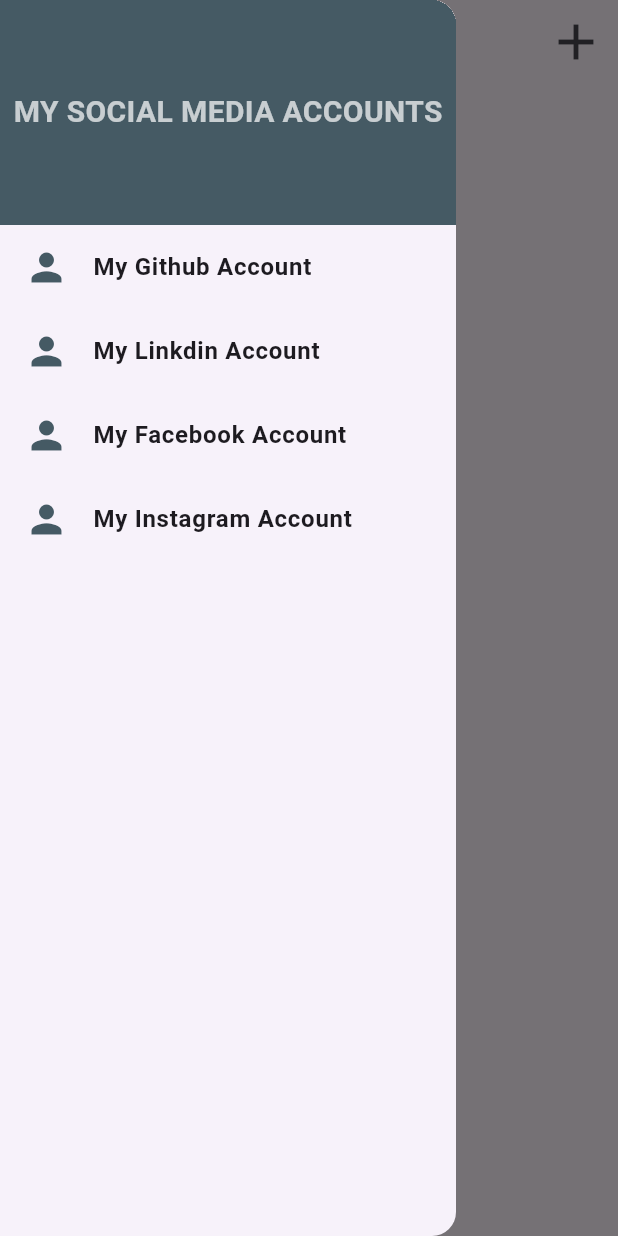
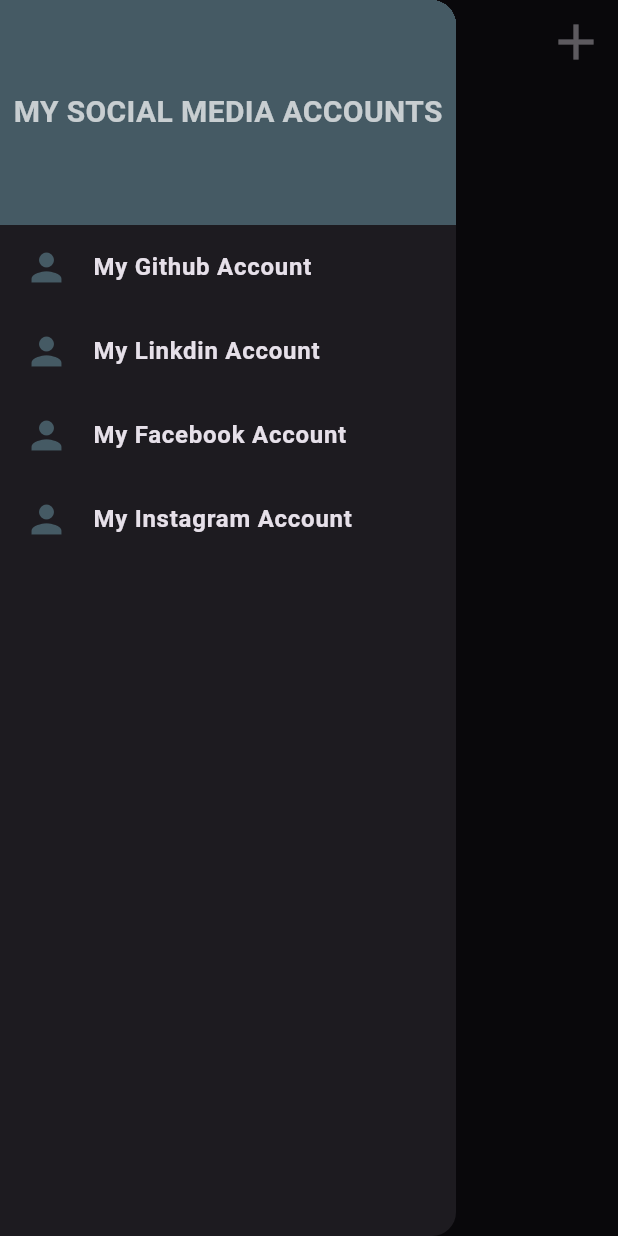
Before and after one commit to WASIF-KH4N/ADVANCED_TODO_APP, a Flutter app: the screen it shows after launch, with the side drawer open, on a phone screen of 412 x 824 dp. Run offline on Flutter 3.47's test engine with Material 3 defaults, Android fonts, the phone set to English and light mode, and no system bars; our stand-ins replace shared_preferences.

Commit message:
Updated dark mode

```diff
--- a/lib/main.dart
+++ b/lib/main.dart
@@ -17,7 +17,7 @@ class _MyAppState extends State<MyApp> {
   Widget build(BuildContext context) {
     return MaterialApp(
       debugShowCheckedModeBanner: false,
-      theme: ThemeData.light(useMaterial3: true),
+      theme: ThemeData.dark(useMaterial3: true),
       home:Mainscreen(),
     );
   }
```
